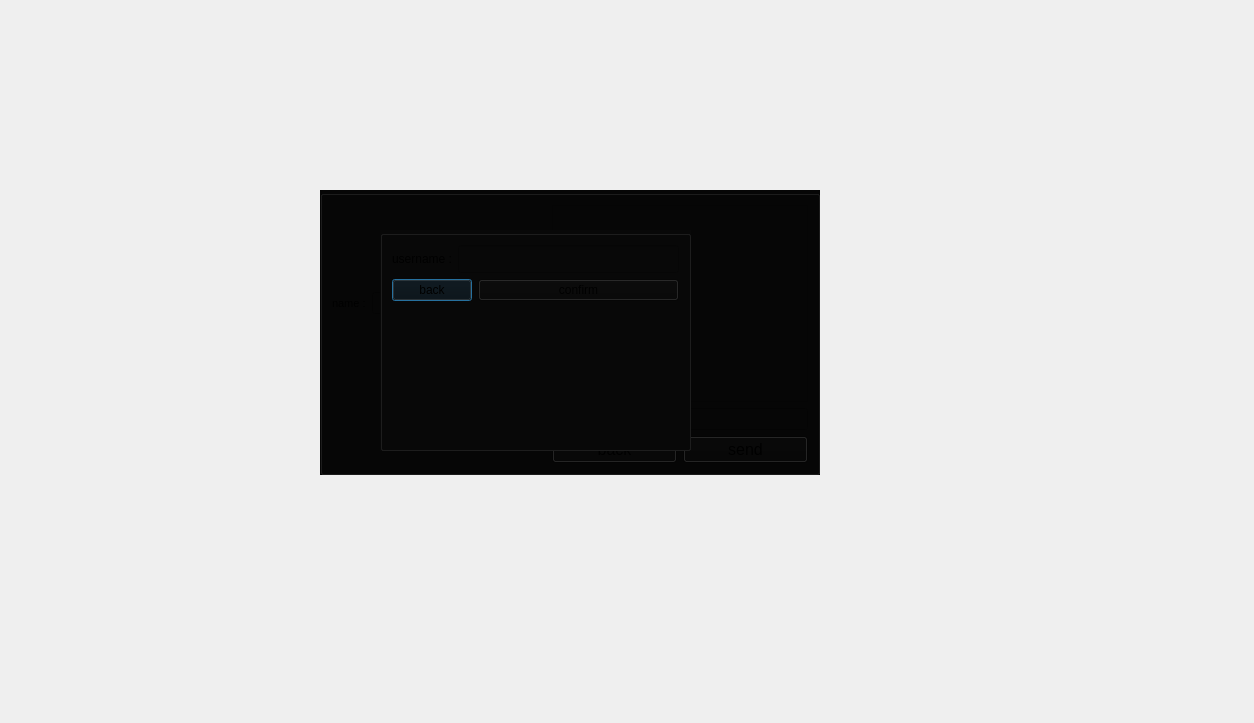
This is massenger/sendmessageuser_dialog.ui in MahanBeidokhti/AP-Messenger as Qt 5 draws it before an edit. The edited form follows.
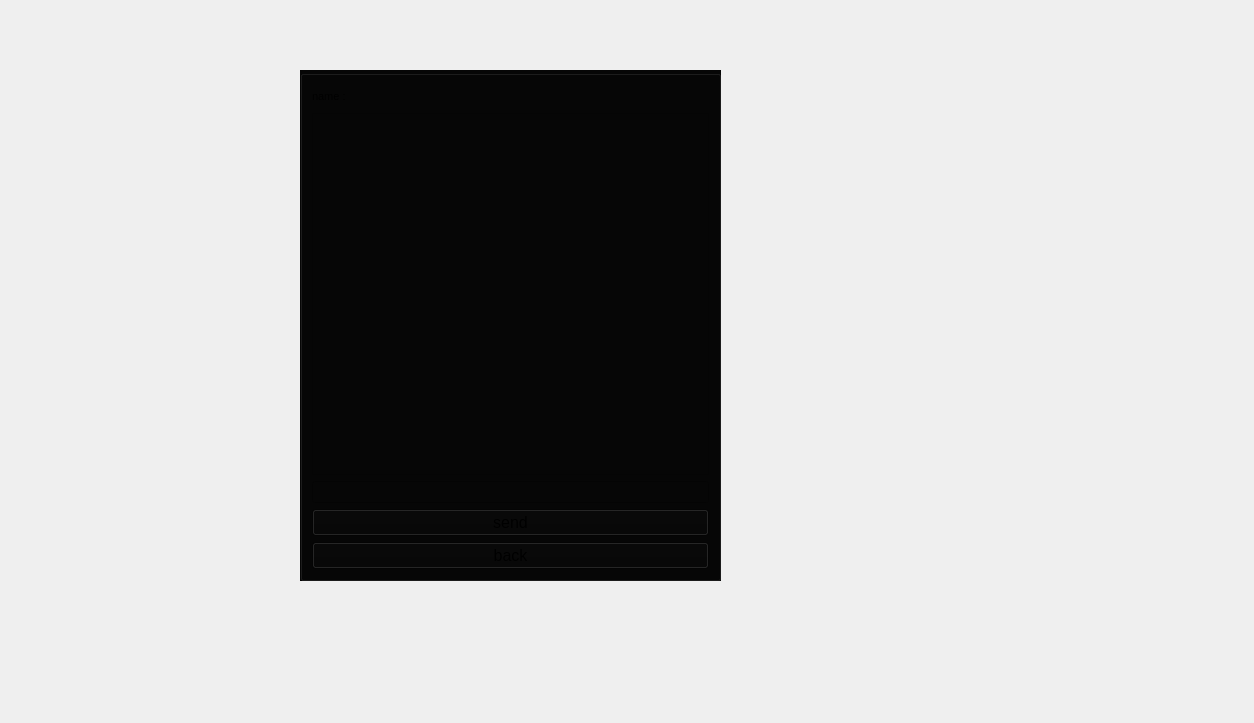
This is the edited form. Icons and pictures are not drawn.

Commit message: sendmessage function has completed

The edit to the form file:
```diff
--- a/massenger/sendmessageuser_dialog.ui
+++ b/massenger/sendmessageuser_dialog.ui
@@ -24,8 +24,8 @@
   <widget class="QGroupBox" name="username_groupBox">
    <property name="geometry">
     <rect>
-     <x>380</x>
-     <y>230</y>
+     <x>370</x>
+     <y>200</y>
      <width>311</width>
      <height>221</height>
     </rect>
@@ -85,10 +85,10 @@
   <widget class="QGroupBox" name="chat_groupBox">
    <property name="geometry">
     <rect>
-     <x>320</x>
-     <y>190</y>
-     <width>500</width>
-     <height>285</height>
+     <x>300</x>
+     <y>70</y>
+     <width>421</width>
+     <height>511</height>
     </rect>
    </property>
    <property name="styleSheet">
@@ -98,14 +98,45 @@
     <string/>
    </property>
    <layout class="QGridLayout" name="gridLayout">
-    <item row="1" column="1" colspan="2">
+    <item row="0" column="0">
+     <layout class="QHBoxLayout" name="horizontalLayout_2">
+      <item>
+       <widget class="QLabel" name="label_2">
+        <property name="font">
+         <font>
+          <pointsize>8</pointsize>
+         </font>
+        </property>
+        <property name="text">
+         <string>name :</string>
+        </property>
+       </widget>
+      </item>
+      <item>
+       <widget class="QLabel" name="name_label">
+        <property name="font">
+         <font>
+          <pointsize>14</pointsize>
+         </font>
+        </property>
+        <property name="text">
+         <string/>
+        </property>
+       </widget>
+      </item>
+     </layout>
+    </item>
+    <item row="1" column="0">
+     <widget class="QTextEdit" name="message_textEdit"/>
+    </item>
+    <item row="2" column="0">
      <widget class="QLineEdit" name="send_lineEdit">
       <property name="text">
        <string/>
       </property>
      </widget>
     </item>
-    <item row="2" column="2">
+    <item row="3" column="0">
      <widget class="QPushButton" name="send_pushButton">
       <property name="font">
        <font>
@@ -117,32 +148,7 @@
       </property>
      </widget>
     </item>
-    <item row="0" column="0">
-     <layout class="QHBoxLayout" name="horizontalLayout_2">
-      <item>
-       <widget class="QLabel" name="name_label">
-        <property name="font">
-         <font>
-          <pointsize>8</pointsize>
-         </font>
-        </property>
-        <property name="text">
-         <string>name :</string>
-        </property>
-       </widget>
-      </item>
-      <item>
-       <widget class="QLineEdit" name="recieved_username_lineEdit">
-        <property name="font">
-         <font>
-          <pointsize>8</pointsize>
-         </font>
-        </property>
-       </widget>
-      </item>
-     </layout>
-    </item>
-    <item row="2" column="1">
+    <item row="4" column="0">
      <widget class="QPushButton" name="back_chat_pushButton">
       <property name="font">
        <font>
@@ -154,13 +160,8 @@
       </property>
      </widget>
     </item>
-    <item row="0" column="1" colspan="2">
-     <widget class="QListView" name="massege_listView"/>
-    </item>
    </layout>
   </widget>
-  <zorder>chat_groupBox</zorder>
-  <zorder>username_groupBox</zorder>
  </widget>
  <resources/>
  <connections/>
```
The commit also changes 2 other files.
